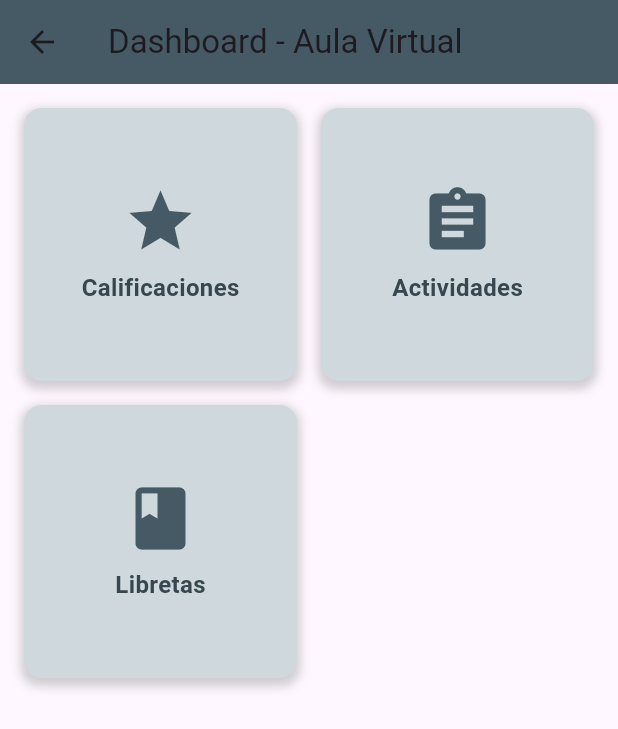
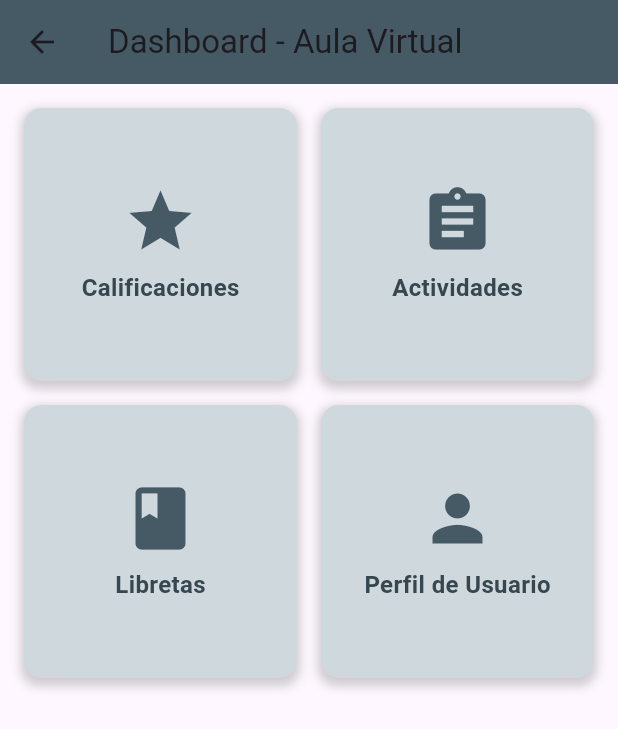
Before and after one commit to JDR69/AulaVirtual-movil-si2, a Flutter app: the HomeScreen screen opened by its route, on a phone screen of 412 x 824 dp. Shown: the top 729 px of the screen. Run offline on Flutter 3.47's test engine with Material 3 defaults, Android fonts, the light colour scheme and no system bars.

Commit message:
ya con perfil

```diff
--- /dev/null
+++ b/lib/models/user_profile.dart
@@ -0,0 +1,15 @@
+class UserProfile {
+  final String name;
+  final String gender;
+  final String role;
+  final DateTime birthDate;
+  final String phone;
+
+  UserProfile({
+    required this.name,
+    required this.gender,
+    required this.role,
+    required this.birthDate,
+    required this.phone,
+  });
+}
--- a/lib/screens/Home.dart
+++ b/lib/screens/Home.dart
@@ -35,6 +35,13 @@ class HomeScreen extends StatelessWidget {
               icon: Icons.book,
               label: 'Libretas',
               route: '/notebooks',
+            ),
+            // Botón de Perfil de Usuario
+            _buildDashboardButton(
+              context,
+              icon: Icons.person,
+              label: 'Perfil de Usuario',
+              route: '/profile',
             ),
           ],
         ),
```
Also changed, not shown: lib/main.dart (+12 -1 lines), lib/screens/user_profile_screen.dart (added, +35 -0 lines), lib/screens/main_screen.dart (added).
